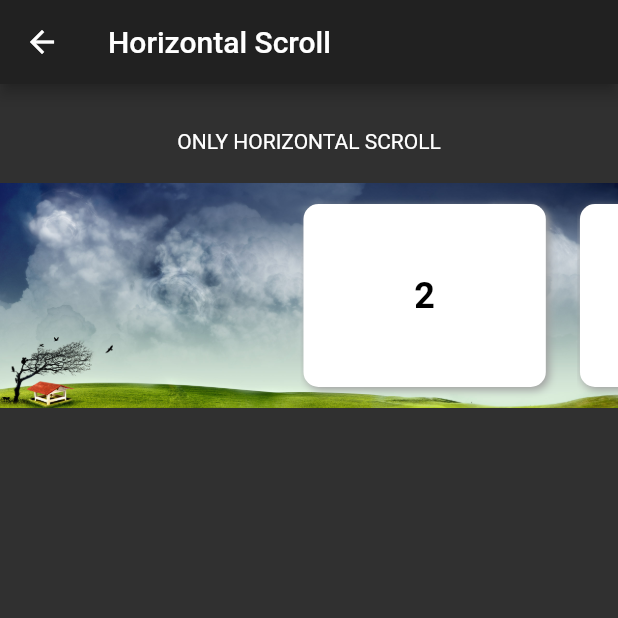
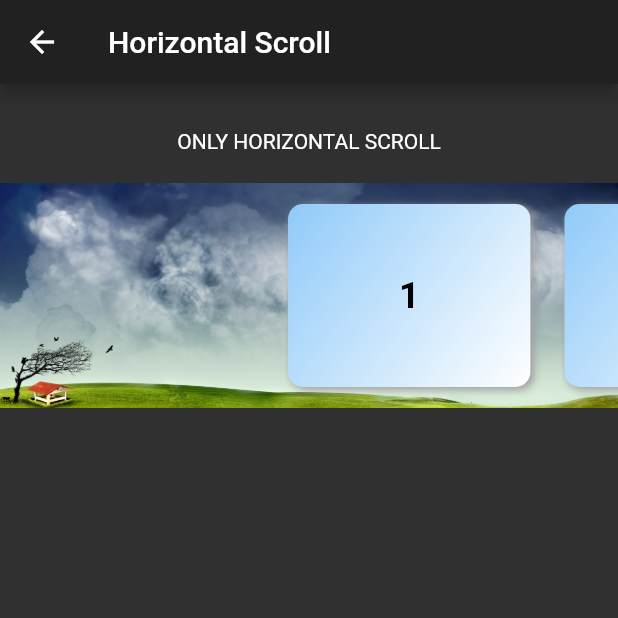
Before and after one commit to afmjoaa/Flutter_demo_project, a Flutter app: the HorizontalScroll screen opened directly, on a phone screen of 412 x 824 dp, the top half of it. Run offline on Flutter 3.47's test engine with Material 2 defaults, Android fonts, the phone set to English and light mode, and no system bars; our stand-ins replace bloc, equatable, flutter_bloc.

Commit message:
better way to do things

```diff
--- a/lib/src/ui/horizontal_scroll.dart
+++ b/lib/src/ui/horizontal_scroll.dart
@@ -1,6 +1,5 @@
 import 'package:flutter/cupertino.dart';
 import 'package:flutter/material.dart';
-
 
 class HorizontalScroll extends StatelessWidget {
   final myList = new List<int>.generate(15, (i) => i + 1);
@@ -26,48 +25,43 @@ class HorizontalScroll extends StatelessWidget {
                 image: DecorationImage(
                     image: AssetImage("images/wide_image.jpg"),
                     fit: BoxFit.cover)),
-            padding: EdgeInsets.symmetric(vertical:0, horizontal: 0),
             child: ListView.separated(
                 scrollDirection: Axis.horizontal,
                 separatorBuilder: (context, index) =>
                     SizedBox(width: MediaQuery.of(context).size.width / 150),
-                itemCount: myList.length,
-                itemBuilder: (context, index) => ClipRRect(
-                      child:Padding(
-                        padding: index == 0 ? EdgeInsets.fromLTRB(18, 14, 18, 14) : EdgeInsets.fromLTRB(2, 14, 18, 14),
+                itemCount: myList.length + 1,
+                itemBuilder: (context, index) => index == 0
+                    ? SizedBox(width: MediaQuery.of(context).size.width / 2.2)
+                    : ClipRRect(
+                        child: Padding(
+                        padding: EdgeInsets.fromLTRB(2, 14, 18, 14),
                         child: Container(
                           width: MediaQuery.of(context).size.width / 2.55,
                           height: 150,
                           child: Center(
-                              child: index == 0 ? null : Text(
-                                myList[index].toString(),
-                                style: TextStyle(
-                                    color: Colors.black,
-                                    fontSize: 24,
-                                    fontWeight: FontWeight.bold),
-                              )),
+                              child: Text(
+                            myList[index - 1].toString(),
+                            style: TextStyle(
+                                color: Colors.black,
+                                fontSize: 24,
+                                fontWeight: FontWeight.bold),
+                          )),
                           decoration: BoxDecoration(
-                              color: index== 0? Colors.transparent : Colors.white,
-                              borderRadius: BorderRadius.all(Radius.circular(10)),
+                              borderRadius:
+                                  BorderRadius.all(Radius.circular(10)),
                               boxShadow: [
                                 BoxShadow(
-                                  color: index == 0 ? Colors.transparent : Colors.grey,
+                                  color: Colors.grey,
                                   offset: Offset(2.0, 2.0), //(x,y)
                                   blurRadius: 4.0,
                                 ),
                               ],
-                              /*gradient: index == 1 ?  LinearGradient(
+                              gradient: LinearGradient(
                                   colors: [Colors.blue[200], Colors.white],
                                   begin: Alignment.topLeft,
-                                  end: Alignment.bottomRight) :
-                              LinearGradient(
-                                  colors: [Colors.transparent, Colors.transparent],
-                                  begin: Alignment.topLeft,
-                                  end: Alignment.bottomRight)*/
-                          ),
+                                  end: Alignment.bottomRight)),
                         ),
-                      )
-                    )),
+                      ))),
           )
         ],
       ),
```
